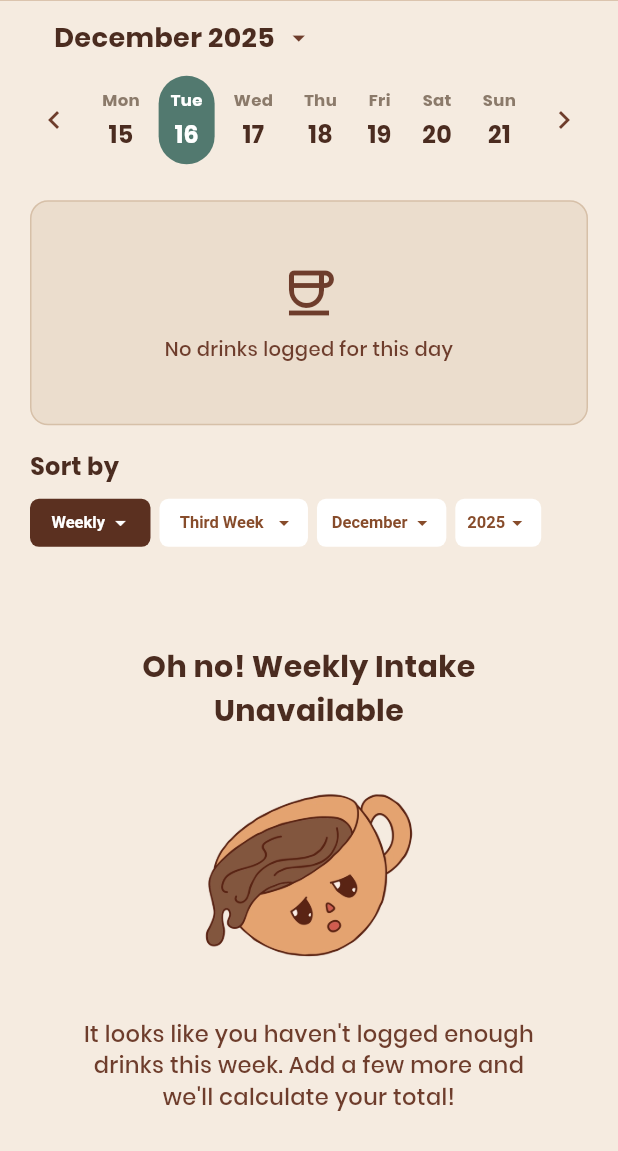
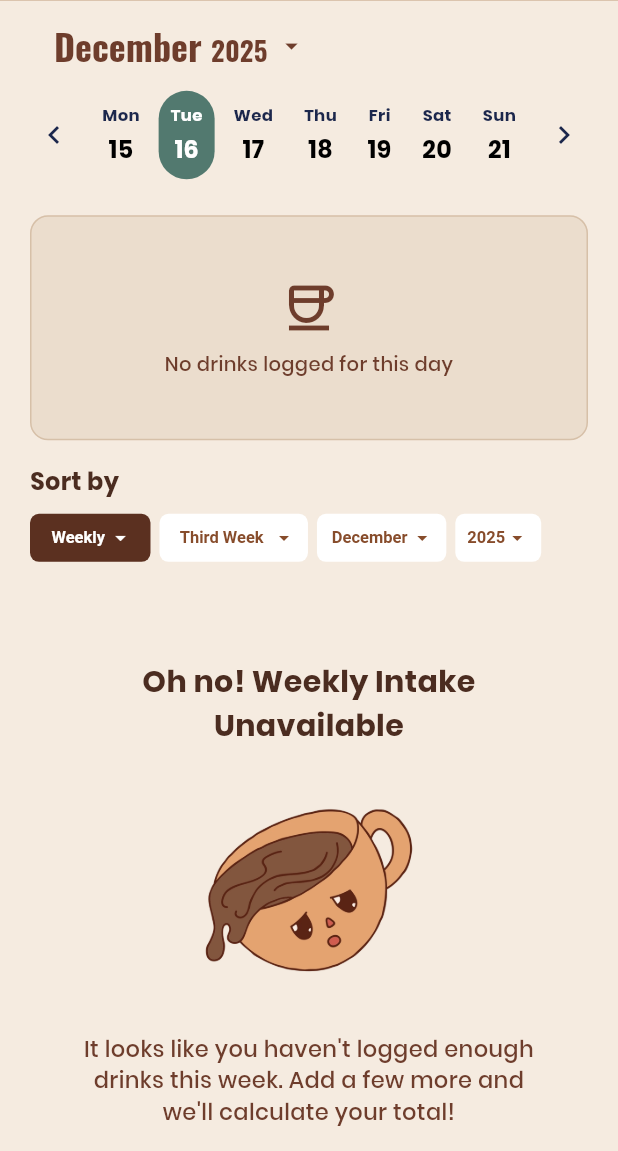
Before and after one commit to FathurrahmanNasution/caffeine_tracker, a Flutter app: the TrackerPage screen opened directly, on a phone screen of 412 x 824 dp, the part 85-1236 px from its top. Run offline on Flutter 3.47's test engine with Material 3 defaults, Android fonts, the phone set to English and light mode, and no system bars; our stand-ins replace cached_network_image, cloud_firestore, firebase_auth, firebase_core, google_sign_in, image_picker and 2 more; accounts and stored records are empty.

Commit message:
revisi logs

```diff
--- a/lib/screens/tracker_page.dart
+++ b/lib/screens/tracker_page.dart
@@ -860,12 +860,28 @@ class TrackerPageState extends State<TrackerPage> {
               onTap: _showMonthYearPicker,
               child: Row(
                 children: [
-                  Text(
-                    DateFormat('MMMM yyyy').format(selectedDate),
+                  RichText(
+                    text: TextSpan(
+                      children: [
+                        TextSpan(
+                          text: DateFormat('MMMM ').format(selectedDate),
                           style: const TextStyle(
-                      fontSize: 18,
+                            fontSize: 24,
                             fontWeight: FontWeight.bold,
-                      color: Color(0xFF4B2C20),
+                            fontFamily: 'Oswald',
+                            color: Color(0xFF6E3D2C),
+                          ),
+                        ),
+                        TextSpan(
+                          text: DateFormat('yyyy').format(selectedDate),
+                          style: const TextStyle(
+                            fontSize: 18, // Smaller font for year
+                            fontWeight: FontWeight.bold,
+                            fontFamily: 'Oswald',
+                            color: Color(0xFF6E3D2C),
+                          ),
+                        ),
+                      ],
                     ),
                   ),
                   const SizedBox(width: 6),
@@ -886,7 +902,7 @@ class TrackerPageState extends State<TrackerPage> {
               IconButton(
                 icon: const Icon(
                   Icons.chevron_left,
-                  color: Color(0xFF6E3D2C),
+                  color: Color(0xFF1C274C),
                   size: 24,
                 ),
                 onPressed: _navigateToPreviousWeek,
@@ -929,7 +945,7 @@ class TrackerPageState extends State<TrackerPage> {
                                 fontSize: 11,
                                 color: isSelected
                                     ? Colors.white
-                                    : const Color(0xFF8B7A6A),
+                                    : const Color(0xFF1C274C),
                                 fontWeight: FontWeight.w600,
                               ),
                             ),
@@ -941,7 +957,7 @@ class TrackerPageState extends State<TrackerPage> {
                                 fontWeight: FontWeight.w600,
                                 color: isSelected
                                     ? Colors.white
-                                    : const Color(0xFF4B2C20),
+                                    : const Color(0xFF000000),
                               ),
                             ),
                           ],
@@ -955,7 +971,7 @@ class TrackerPageState extends State<TrackerPage> {
               IconButton(
                 icon: const Icon(
                   Icons.chevron_right,
-                  color: Color(0xFF6E3D2C),
+                  color: Color(0xFF1C274C),
                   size: 24,
                 ),
                 onPressed: _navigateToNextWeek,
@@ -1015,40 +1031,14 @@ class TrackerPageState extends State<TrackerPage> {
       child: Column(
         crossAxisAlignment: CrossAxisAlignment.start,
         children: [
-          Row(
-            mainAxisAlignment: MainAxisAlignment.spaceBetween,
-            children: [
-              const Text(
-                'Today\'s Drinks',
-                style: TextStyle(
-                  fontSize: 18,
-                  fontWeight: FontWeight.bold,
-                  color: Color(0xFF4B2C20),
-                ),
-              ),
-              Container(
-                padding: const EdgeInsets.symmetric(
-                  horizontal: 12,
-                  vertical: 6,
-                ),
+          ConstrainedBox(
+            constraints: const BoxConstraints(maxHeight: 200),
+            child: Container(
+              padding: const EdgeInsets.all(12),
               decoration: BoxDecoration(
-                  color: const Color(0xFF52796F),
+                color: const Color(0x9ED5BBA2), // Add background color
                 borderRadius: BorderRadius.circular(12),
               ),
-                child: Text(
-                  '${totalCaffeine.toStringAsFixed(1)}mg',
-                  style: const TextStyle(
-                    fontSize: 14,
-                    fontWeight: FontWeight.bold,
-                    color: Colors.white,
-                  ),
-                ),
-              ),
-            ],
-          ),
-          const SizedBox(height: 12),
-          ConstrainedBox(
-            constraints: const BoxConstraints(maxHeight: 200),
               child: ListView.builder(
                 shrinkWrap: true,
                 physics: const ClampingScrollPhysics(),
@@ -1061,12 +1051,20 @@ class TrackerPageState extends State<TrackerPage> {
                     builder: (context, snapshot) {
                       final imageUrl = snapshot.data ?? '☕';
 
-                    return Container(
-                      margin: const EdgeInsets.only(bottom: 12),
+                      return Transform.translate(
+                        offset: const Offset(0, -15),
+                        child: Container(
+                          margin: EdgeInsets.only(
+                            bottom: index == todayConsumptions.length - 1
+                                ? 0
+                                : 15, // No margin on last item
+                            top: index == 0 ? 0 : 0, // No margin on first item
+                          ),
                           padding: const EdgeInsets.all(12),
                           decoration: BoxDecoration(
-                        color: const Color(0xFFE8DCC8),
+                            color: const Color(0xFFD5BBA2),
                             borderRadius: BorderRadius.circular(12),
+                            border: Border.all(color: const Color(0xFFA67C52)),
                             boxShadow: [
                               BoxShadow(
                                 color: Colors.black.withOpacity(0.05),
@@ -1075,15 +1073,17 @@ class TrackerPageState extends State<TrackerPage> {
                               ),
                             ],
                           ),
-                      child: Row(
+                          child: Stack(
                             children: [
-                          // Drink Image
+                              Row(
+                                children: [
+                                  // ... rest of your existing code (drink image, details, etc.)
                                   Container(
                                     width: 50,
                                     height: 50,
                                     decoration: BoxDecoration(
                                       borderRadius: BorderRadius.circular(8),
-                              color: Colors.white,
+                                      color: const Color(0xFFD5BBA2),
                                     ),
                                     child: ClipRRect(
                                       borderRadius: BorderRadius.circular(8),
@@ -1096,7 +1096,9 @@ class TrackerPageState extends State<TrackerPage> {
                                                     return const Center(
                                                       child: Text(
                                                         '☕',
-                                                style: TextStyle(fontSize: 24),
+                                                        style: TextStyle(
+                                                          fontSize: 24,
+                                                        ),
                                                       ),
                                                     );
                                                   },
@@ -1106,7 +1108,11 @@ class TrackerPageState extends State<TrackerPage> {
                                                     imageUrl,
                                                     fit: BoxFit.cover,
                                                     errorBuilder:
-                                                (context, error, stackTrace) {
+                                                        (
+                                                          context,
+                                                          error,
+                                                          stackTrace,
+                                                        ) {
                                                           return const Center(
                                                             child: Text(
                                                               '☕',
@@ -1131,14 +1137,15 @@ class TrackerPageState extends State<TrackerPage> {
                                   // Drink Details
                                   Expanded(
                                     child: Column(
-                              crossAxisAlignment: CrossAxisAlignment.start,
+                                      crossAxisAlignment:
+                                          CrossAxisAlignment.start,
                                       children: [
                                         Text(
                                           log.drinkName,
                                           style: const TextStyle(
                                             fontSize: 15,
                                             fontWeight: FontWeight.bold,
-                                    color: Color(0xFF4B2C20),
+                                            color: Color(0xFF000000),
                                           ),
                                         ),
                                         const SizedBox(height: 4),
@@ -1146,7 +1153,7 @@ class TrackerPageState extends State<TrackerPage> {
                                           '${log.caffeineContent.toStringAsFixed(0)}mg ~ ${log.servingSize}ml',
                                           style: const TextStyle(
                                             fontSize: 12,
-                                    color: Color(0xFF6E3D2C),
+                                            color: Color(0xFF42261D),
                                             fontWeight: FontWeight.w500,
                                           ),
                                         ),
@@ -1158,7 +1165,9 @@ class TrackerPageState extends State<TrackerPage> {
                                           ),
                                           decoration: BoxDecoration(
                                             color: const Color(0xFF6E3D2C),
-                                    borderRadius: BorderRadius.circular(8),
+                                            borderRadius: BorderRadius.circular(
+                                              8,
+                                            ),
                                           ),
                                           child: Text(
                                             DateFormat(
@@ -1174,23 +1183,31 @@ class TrackerPageState extends State<TrackerPage> {
                                       ],
                                     ),
                                   ),
-                          // Delete Button
-                          IconButton(
+                                ],
+                              ),
+                              // X button positioned at top right
+                              Positioned(
+                                top: -10,
+                                right: 0,
+                                child: IconButton(
                                   icon: const Icon(
                                     Icons.close,
-                              color: Color(0xFF6E3D2C),
+                                    color: Color(0xFF1D1B20),
                                     size: 20,
                                   ),
                                   onPressed: () => _showDeleteDialog(log),
                                   padding: EdgeInsets.zero,
                                   constraints: const BoxConstraints(),
                                 ),
+                              ),
                             ],
+                          ),
                         ),
                       );
                     },
                   );
                 },
+              ),
             ),
           ),
         ],
```
Lines whose indentation alone changed are shown as unchanged.
